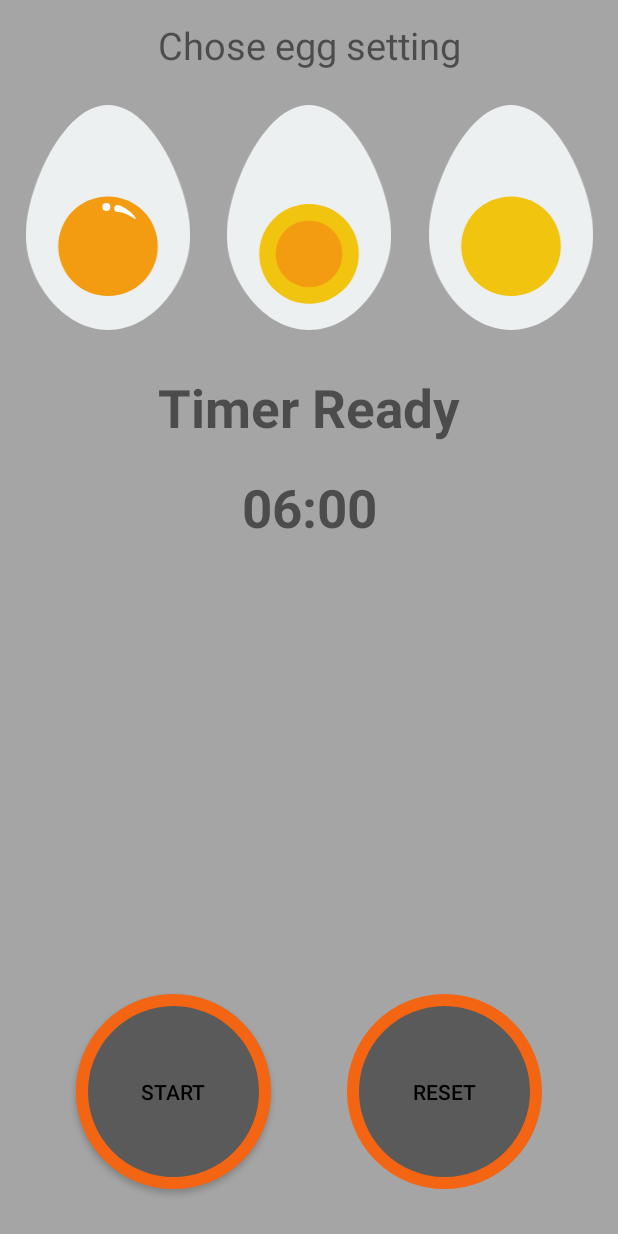
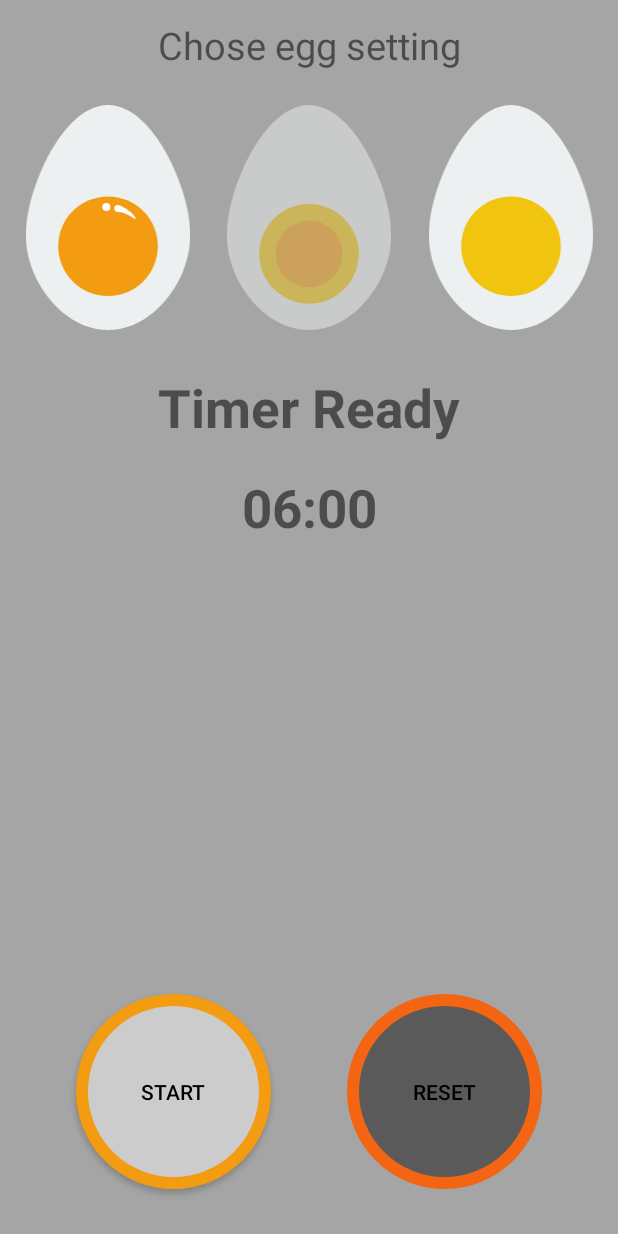
Before and after one commit to mart610k/EggWatch, an Android app: the screen it shows after launch (MainActivity), after a tap on an icon or button, on a phone screen of 412 x 824 dp. Run offline under Robolectric (Android 15) with nearby library versions, the phone set to English and light mode, and no system bars.

Commit message:
Changed some functionality to create private methods.

```diff
--- a/app/src/main/java/dk/mart610k/eggwatch/MainActivity.java
+++ b/app/src/main/java/dk/mart610k/eggwatch/MainActivity.java
@@ -1,16 +1,22 @@
 package dk.mart610k.eggwatch;
 
+import android.content.Context;
 import android.media.MediaPlayer;
+import android.os.Build;
 import android.os.Bundle;
 
 import com.mart610k.eggwatch.R;
 
+import androidx.annotation.RequiresApi;
 import androidx.appcompat.app.AppCompatActivity;
 
 import android.os.Handler;
+import android.os.VibrationEffect;
+import android.os.Vibrator;
 import android.view.View;
 
 import android.widget.Button;
+import android.widget.ImageButton;
 import android.widget.TextView;
 
 
@@ -32,16 +38,15 @@ public class MainActivity extends AppCompatActivity {
     }
 
     /**
-     * Helper method for enable and disable different buttons.
+     * Helper method for enable multiple buttons and disable a button.
      * @param toDisable the button to disable
      * @param toEnable the buttons to enable
      */
     private void enableAndDisableButtons(int toDisable, int[] toEnable){
         for (int i = 0; i < toEnable.length; i++){
-            this.findViewById((toEnable[i])).setEnabled(true);
+            enableButton(toEnable[i]);
         }
-
-        this.findViewById(toDisable).setEnabled(false);
+        disableButton(toDisable);
     }
 
     /**
@@ -74,8 +79,47 @@ public class MainActivity extends AppCompatActivity {
                 }
             });
         }
-        this.findViewById(R.id.reset_button).setEnabled(timerInProgress);
+        if (timerInProgress) {
+            enableButton(R.id.reset_button);
+        } else {
+            disableButton(R.id.reset_button);
+        }
+
         timerInProgress = !timerInProgress;
+    }
+
+    /**
+     * Disables the button that are passed in as the variable.
+     * @param buttonID the ID of the button to disable
+     */
+    private void disableButton(int buttonID){
+        this.findViewById(buttonID).setEnabled(false);
+        switch (buttonID) {
+            case R.id.start_stop_button:
+            case R.id.reset_button:
+                this.findViewById(buttonID).setBackground(getDrawable(R.drawable.roundbottondisabled));
+                break;
+            default:
+                this.findViewById(buttonID).setAlpha(0.5f);
+                break;
+        }
+    }
+
+    /**
+     * Enables button and updates any related settings to button
+     * @param buttonID the ID of the button to enable
+     */
+    private void enableButton(int buttonID){
+        this.findViewById(buttonID).setEnabled(true);
+        switch (buttonID){
+            case R.id.start_stop_button:
+            case R.id.reset_button:
+                this.findViewById(buttonID).setBackground(getDrawable(R.drawable.roundbutton));
+                break;
+            default:
+                this.findViewById(buttonID).setAlpha(1.0f);
+                break;
+        }
     }
 
     /**
@@ -83,6 +127,16 @@ public class MainActivity extends AppCompatActivity {
      */
     private void startAlarm(){
         eggWatchHandler.removeCallbacksAndMessages(null);
+
+        Vibrator vibrator = (Vibrator) getSystemService(VIBRATOR_SERVICE);
+        if (vibrator == null){
+
+        }
+        else if (Build.VERSION.SDK_INT >= Build.VERSION_CODES.O) {
+            vibrator.vibrate(VibrationEffect.createWaveform(new long[]{500, 200, 500, 200, 500, 200, 500, 200, 500},new int[]{255, 0, 255, 0, 255, 0, 255, 0, 255} ,-1));
+        } else {
+            vibrator.vibrate(2000);
+        }
         mediaPlayer.start();
     }
 
@@ -90,8 +144,7 @@ public class MainActivity extends AppCompatActivity {
      * Updates the text view for the view on the with the amount of seconds remaining
      */
     private void updateTextInTimer(){
-
-        ((TextView)this.findViewById(R.id.Current_Timer_TextView)).setText(String.format("%02d:%02d", calculateMinutesFromSeconds(timer),getSecondsRemainderInFromSeconds(timer)));
+        ((TextView)this.findViewById(R.id.Current_Timer_TextView)).setText(String.format(getString(R.string.egg_watch_time_format), calculateMinutesFromSeconds(timer),getSecondsRemainderInFromSeconds(timer)));
     }
 
     /**
@@ -166,6 +219,6 @@ public class MainActivity extends AppCompatActivity {
     public void resetButton(View view){
         timer = lastTimerSet;
         updateTextInTimer();
-        view.setEnabled(false);
+        disableButton(view.getId());
     }
 }
```
